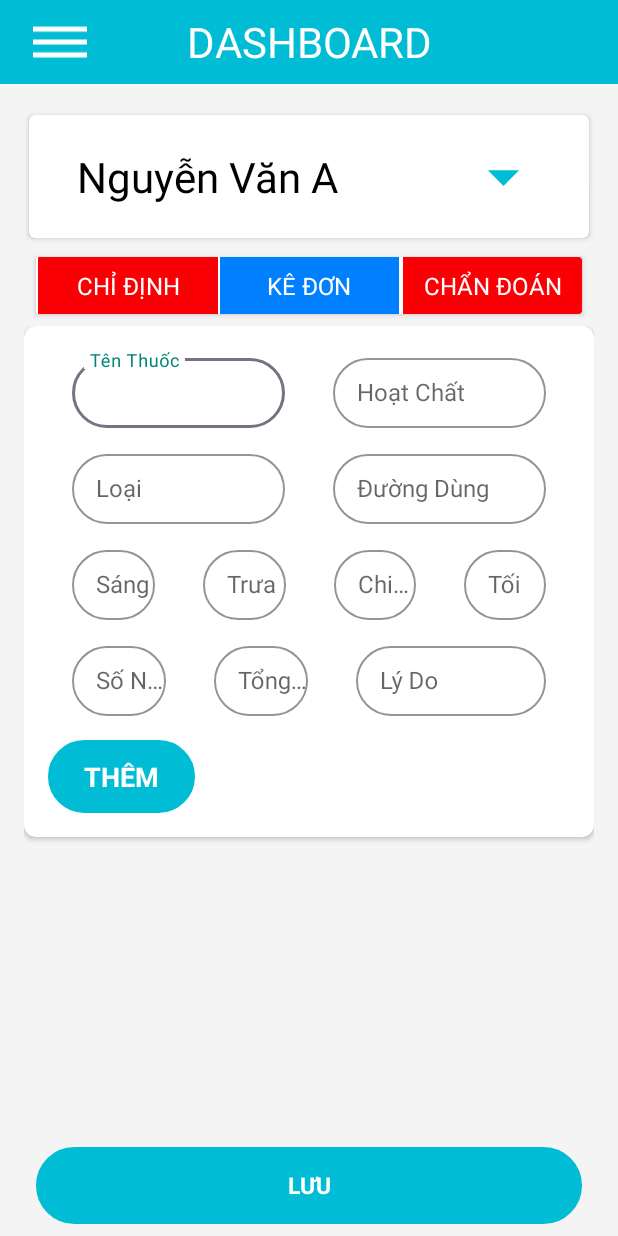
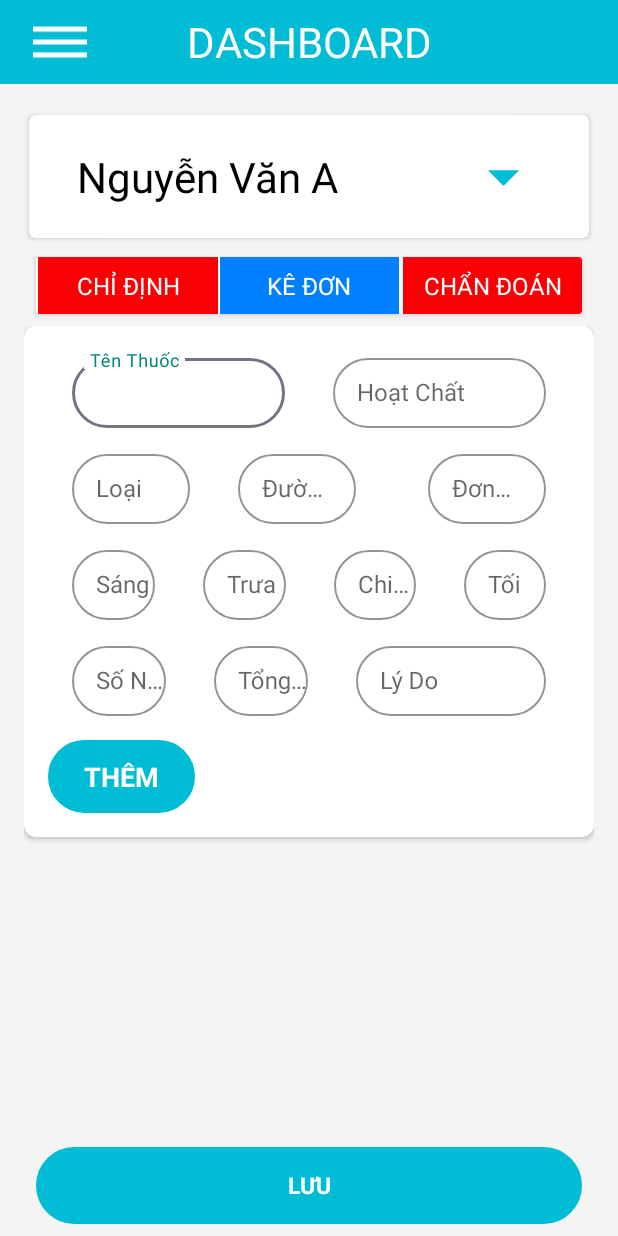
Before and after one commit to hhnchau/Icare, an Android app: the fragment Instruction placed in its activity, after a tap on "KÊ ĐƠN", on a phone screen of 412 x 824 dp. Run offline under Robolectric (Android 15) with nearby library versions, the phone set to English and light mode, and no system bars; our stand-ins replace RxJava; libraries missing offline, so code that uses them is left out: com.github.mikephil.charting; network calls fail; 36 statements that could not run were skipped.

Commit message:
Commit Save Instruction + Layout

```diff
--- a/app/src/main/java/ptt/vn/icaremobileapp/api/ApiService.java
+++ b/app/src/main/java/ptt/vn/icaremobileapp/api/ApiService.java
@@ -52,6 +52,9 @@ public interface ApiService {
 
     @GET()
     Observable<CateShareResponse> getDrugRoute(@Url String url, @Header("Content") String filterModel);
+
+    @GET()
+    Observable<CateShareResponse> getDrugUnitUse(@Url String url, @Header("Content") String filterModel);
 
     @GET()
     Observable<CateShareResponse> getHappeningType(@Url String url, @Header("Content") String filterModel);
--- a/app/src/main/java/ptt/vn/icaremobileapp/fragment/inpatient/DrugOrder.java
+++ b/app/src/main/java/ptt/vn/icaremobileapp/fragment/inpatient/DrugOrder.java
@@ -42,16 +42,21 @@ public class DrugOrder extends BaseFragment implements MyButton.OnListener {
     private List<CateSharelDomain> lstAutoDrugRoute;
     private AutoCompleteTextViewAdapter adapterAutoDrugRoute;
 
+    private List<CateSharelDomain> lstDrugUnitUse;
+    private AutoCompleteTextViewAdapter adapterDrugUnitUse;
+
     private List<InpatientDrugOrder> lstDrugOrder;
     private DrugOrderAdapter adapterDrugOrder;
+
 
     private PhaInventoryDomain phaInventoryDomain;
     private CateSharelDomain happeningType;
     private CateSharelDomain drugRoute;
+    private CateSharelDomain drugUnitUse;
 
     private int offset = 0;
     private int limit = 1000;
-    private MyAutoCompleteTextView acpDrug, acpHappeningType, acpDrugRoute;
+    private MyAutoCompleteTextView acpDrug, acpHappeningType, acpDrugRoute, acpDrugUnitUse;
     private MyInputTextOutline edtActiveIngre, edtDrugMorning, edtDrugAfter, edtDrugDinner, edtDrugEvening, edtDrugNumber, edtDrugTotal, edtDrugReason;
 
 
@@ -62,11 +67,13 @@ public class DrugOrder extends BaseFragment implements MyButton.OnListener {
 
         setupView();
         setupDrugOrder();
+        setupDrugUnitUse();
         setupHappeningType();
         setupDrugRoute();
         setupListDrugOrder();
         getDrugRoute();
         getHappeningType();
+        getDrugUnitUse();
         getPhaInventory(offset, limit, 1, 0);
 
         return view;
@@ -118,6 +125,11 @@ public class DrugOrder extends BaseFragment implements MyButton.OnListener {
                             break;
                         }
 
+                    for (int i = 0; i < lstDrugUnitUse.size(); i++)
+                        if (phaInventoryDomain.getIdunituse() == lstDrugUnitUse.get(i).getIdline()) {
+                            acpDrugUnitUse.setText(lstDrugUnitUse.get(i).getName());
+                            break;
+                        }
                 }
             });
 
@@ -125,6 +137,30 @@ public class DrugOrder extends BaseFragment implements MyButton.OnListener {
                 @Override
                 public void onClick(View v) {
                     acpDrug.showDropDown();
+                }
+            });
+        }
+    }
+
+    private void setupDrugUnitUse() {
+        if (getActivity() != null) {
+            acpDrugUnitUse = view.findViewById(R.id.acpDrugUnitUse);
+
+            lstDrugUnitUse = new ArrayList<>();
+            adapterDrugUnitUse = new AutoCompleteTextViewAdapter(getActivity(), lstDrugUnitUse);
+            acpDrugUnitUse.setAdapter(adapterDrugUnitUse);
+            acpDrugUnitUse.setOnItemClickListener(new AdapterView.OnItemClickListener() {
+                @Override
+                public void onItemClick(AdapterView<?> parent, View view, int position, long id) {
+                    drugUnitUse = (CateSharelDomain) parent.getItemAtPosition(position);
+
+                }
+            });
+
+            acpDrugUnitUse.setOnClickListener(new View.OnClickListener() {
+                @Override
+                public void onClick(View v) {
+                    acpDrugUnitUse.showDropDown();
                 }
             });
         }
@@ -230,6 +266,19 @@ public class DrugOrder extends BaseFragment implements MyButton.OnListener {
                 });
     }
 
+    private void getDrugUnitUse() {
+        ApiController.getInstance().getDrugUnitUse(getActivity(),
+                new ACallback<CateSharelDomain>() {
+                    @Override
+                    public void response(List<CateSharelDomain> list) {
+
+                        lstDrugUnitUse = list;
+                        adapterDrugUnitUse.setItems(lstDrugUnitUse);
+                        adapterDrugUnitUse.notifyDataSetChanged();
+                    }
+                });
+    }
+
     private void getHappeningType() {
         ApiController.getInstance().getHappeningType(getActivity(),
                 new ACallback<CateSharelDomain>() {
@@ -289,7 +338,9 @@ public class DrugOrder extends BaseFragment implements MyButton.OnListener {
             if (drugRoute != null) drugOrder.setIdroute(drugRoute.getIdline());
 
             drugOrder.setIdstore(1);
-            drugOrder.setIdunit(25425);
+            if (drugUnitUse != null) drugOrder.setIdunituse(drugUnitUse.getIdline());
+
+            drugOrder.setIdunit(drugUnitUse.getIdline());
 
             drugOrder.setQtymor(morning);
             drugOrder.setQtyaft(after);
--- a/app/src/main/java/ptt/vn/icaremobileapp/model/filter/FieldName.java
+++ b/app/src/main/java/ptt/vn/icaremobileapp/model/filter/FieldName.java
@@ -9,5 +9,6 @@ public enum  FieldName {
     idstore,
     ishi,
     routedrug,
-    typemedicalchart
+    typemedicalchart,
+    unitusedrug
 }
--- a/app/src/main/res/layout/drugorder.xml
+++ b/app/src/main/res/layout/drugorder.xml
@@ -88,6 +88,7 @@
                         android:imeOptions="actionDone"
                         android:inputType="text"
                         android:paddingStart="@dimen/dp_16"
+                        android:paddingEnd="@dimen/dp_16"
                         android:textSize="@dimen/sp_16"/>
                 </android.support.design.widget.TextInputLayout>
 
@@ -109,6 +110,29 @@
                         android:imeOptions="actionDone"
                         android:inputType="text"
                         android:paddingStart="@dimen/dp_16"
+                        android:paddingEnd="@dimen/dp_16"
+                        android:textSize="@dimen/sp_16" />
+                </android.support.design.widget.TextInputLayout>
+
+                <android.support.design.widget.TextInputLayout
+                    style="@style/MyTextInput"
+                    android:layout_width="0dp"
+                    android:layout_height="52dp"
+                    android:layout_marginStart="@dimen/dp_16"
+                    android:layout_marginTop="@dimen/dp_12"
+                    android:layout_marginEnd="@dimen/dp_32"
+                    android:layout_weight="1"
+                    android:hint="@string/txt_unit_use">
+
+                    <ptt.vn.icaremobileapp.autocomplete.MyAutoCompleteTextView
+                        android:id="@+id/acpDrugUnitUse"
+                        android:layout_width="match_parent"
+                        android:layout_height="match_parent"
+                        android:completionThreshold="1"
+                        android:imeOptions="actionDone"
+                        android:inputType="text"
+                        android:paddingStart="@dimen/dp_16"
+                        android:paddingEnd="@dimen/dp_16"
                         android:textSize="@dimen/sp_16" />
                 </android.support.design.widget.TextInputLayout>
 
--- a/app/src/main/res/values/strings.xml
+++ b/app/src/main/res/values/strings.xml
@@ -41,6 +41,7 @@
     <string name="txt_serviceitem_code">Mã Chỉ Định</string>
     <string name="txt_serviceitem_select">Chọn Chỉ Định</string>
     <string name="txt_unit">Đơn Vị Tính</string>
+    <string name="txt_unit_use">Đơn Vị Dùng</string>
     <string name="txt_number">Số Lượng</string>
     <string name="txt_price">Đơn giá</string>
     <string name="txt_price_insurance">Giá BHYT</string>
```
Also changed, not shown: app/src/main/java/ptt/vn/icaremobileapp/api/ApiController.java (+50 -0 lines).
